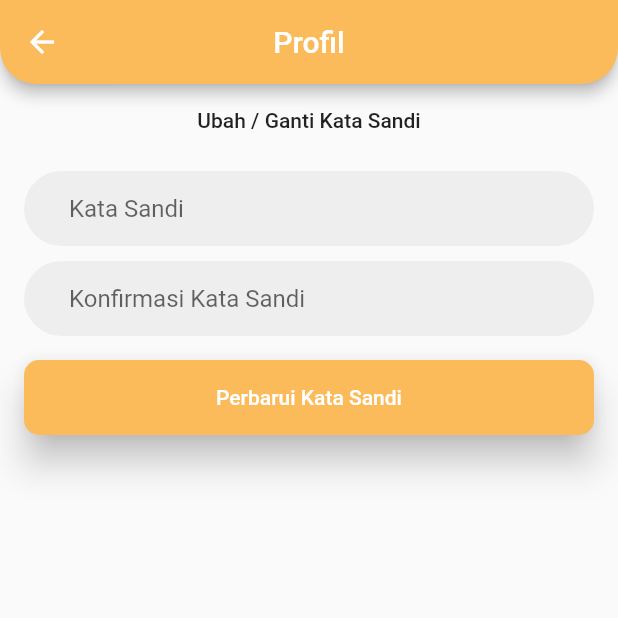
After one commit to bagasbest/Lapor, a Flutter app: the ProfileScreen screen opened directly, after a tap on "Ubah Kata Sandi", on a phone screen of 412 x 824 dp, the top half of it. The commit adds this screen. Run offline on Flutter 3.47's test engine with Material 2 defaults, Android fonts, the phone set to English and light mode, and no system bars; our stand-ins replace cloud_firestore, dotted_border, firebase_auth, firebase_core, firebase_storage, flutter_spinkit and 5 more; accounts and stored records are empty; Roboto replaces fonts that are missing (Poppins).

Commit message:
change password by user, show laporan user side just itself

```diff
--- a/lib/database/database_service.dart
+++ b/lib/database/database_service.dart
@@ -35,7 +35,7 @@ class DatabaseService {
   }
 
   static void uploadReport(String title, String pengaduan, String address,
-      latitude, longitude, String image, String name) {
+      latitude, longitude, String image, String name, String userId) {
     try {
       var timeInMillis = DateTime.now().millisecondsSinceEpoch;
       FirebaseFirestore.instance
@@ -51,6 +51,7 @@ class DatabaseService {
         'image': image,
         'status': 'Belum Ditanggapi',
         'name': name,
+        'userId': userId,
       });
       toast('Berhasil menambahkan laporan baru');
     } catch (error) {
--- a/lib/homepage/pengaduan/pengaduan_screen.dart
+++ b/lib/homepage/pengaduan/pengaduan_screen.dart
@@ -288,6 +288,7 @@ class _PengaduanScreenState extends State<PengaduanScreen> {
                             ? await DatabaseService.uploadImageReport(_image!)
                             : null;
 
+                        String userId = FirebaseAuth.instance.currentUser!.uid;
                         DatabaseService.uploadReport(
                           _title.text,
                           _pengaduan.text,
@@ -296,6 +297,7 @@ class _PengaduanScreenState extends State<PengaduanScreen> {
                           _longitude,
                           (url != null) ? url : '',
                           name,
+                          userId,
                         );
 
                         setState(() {
--- /dev/null
+++ b/lib/homepage/profile/profile_change_password_screen.dart
@@ -0,0 +1,255 @@
+import 'package:cloud_firestore/cloud_firestore.dart';
+import 'package:firebase_auth/firebase_auth.dart';
+import 'package:flutter/material.dart';
+import 'package:flutter_spinkit/flutter_spinkit.dart';
+import 'package:lapor/homepage/homepage_screen.dart';
+
+import '../../auth/login_screen.dart';
+
+class ProfileChangePasswordScreen extends StatefulWidget {
+  final String email;
+  final String password;
+
+  ProfileChangePasswordScreen({
+    required this.email,
+    required this.password,
+  });
+
+  @override
+  State<ProfileChangePasswordScreen> createState() =>
+      _ProfileChangePasswordScreenState();
+}
+
+class _ProfileChangePasswordScreenState
+    extends State<ProfileChangePasswordScreen> {
+  var _password = TextEditingController();
+  var _confPassword = TextEditingController();
+  bool _visible = false;
+  final _formKey = GlobalKey<FormState>();
+
+  @override
+  Widget build(BuildContext context) {
+    return Scaffold(
+      appBar: AppBar(
+        title: Text(
+          'Profil',
+        ),
+        leading: IconButton(
+          icon: Icon(
+            Icons.arrow_back,
+            color: Colors.white,
+          ),
+          onPressed: () => Navigator.of(context).pop(),
+        ),
+        centerTitle: true,
+        backgroundColor: Color(0xfffbbb5b),
+        shape: RoundedRectangleBorder(
+          borderRadius: BorderRadius.only(
+            bottomLeft: Radius.circular(24),
+            bottomRight: Radius.circular(24),
+          ),
+        ),
+      ),
+      body: Form(
+        key: _formKey,
+        child: Column(
+          children: [
+            const SizedBox(
+              height: 16,
+            ),
+            Text(
+              'Ubah / Ganti Kata Sandi',
+              textAlign: TextAlign.start,
+              style: TextStyle(fontWeight: FontWeight.w500),
+            ),
+            const SizedBox(
+              height: 16,
+            ),
+
+            /// PASSWORD BARU
+            Container(
+              margin: const EdgeInsets.only(top: 10, left: 16, right: 16),
+              padding: const EdgeInsets.symmetric(horizontal: 30, vertical: 1),
+              decoration: BoxDecoration(
+                color: Colors.grey[200],
+                borderRadius: BorderRadius.circular(30),
+              ),
+              child: TextFormField(
+                controller: _password,
+                keyboardType: TextInputType.text,
+                obscureText: true,
+                autovalidateMode: AutovalidateMode.onUserInteraction,
+                decoration: const InputDecoration(
+                  hintText: 'Kata Sandi',
+                  border: InputBorder.none,
+                ),
+                validator: (value) {
+                  if (value!.isEmpty) {
+                    return 'Kata sandi tidak boleh kosong';
+                  } else if (value.length < 6) {
+                    return 'Kata sandi minimal 6 karakter';
+                  } else {
+                    return null;
+                  }
+                },
+              ),
+            ),
+
+            /// PASSWORD BARU
+            Container(
+              margin: const EdgeInsets.only(top: 10, left: 16, right: 16),
+              padding: const EdgeInsets.symmetric(horizontal: 30, vertical: 1),
+              decoration: BoxDecoration(
+                color: Colors.grey[200],
+                borderRadius: BorderRadius.circular(30),
+              ),
+              child: TextFormField(
+                controller: _confPassword,
+                obscureText: true,
+                keyboardType: TextInputType.text,
+                autovalidateMode: AutovalidateMode.onUserInteraction,
+                decoration: const InputDecoration(
+                  hintText: 'Konfirmasi Kata Sandi',
+                  border: InputBorder.none,
+                ),
+                validator: (value) {
+                  if (value!.isEmpty) {
+                    return 'Kata sandi tidak boleh kosong';
+                  } else if (value.length < 6) {
+                    return 'Kata sandi minimal 6 karakter';
+                  } else {
+                    return null;
+                  }
+                },
+              ),
+            ),
+
+            SizedBox(
+              height: 16,
+            ),
+
+            Visibility(
+              visible: _visible,
+              child: const SpinKitRipple(
+                color: Color(0xfffbbb5b),
+              ),
+            ),
+
+            Container(
+              width: MediaQuery.of(context).size.width,
+              height: 50,
+              margin: EdgeInsets.symmetric(
+                horizontal: 16,
+              ),
+              child: ElevatedButton(
+                onPressed: () async {
+                  if (_formKey.currentState!.validate()) {
+                    setState(() {
+                      _visible = true;
+                    });
+
+                    if (_password.text == _confPassword.text) {
+                      try {
+                        reAuthenticatePassword();
+                      } catch (e) {
+                        setState(() {
+                          _visible = false;
+                        });
+                        toast('Email atau password salah');
+                        print(e.toString());
+                      }
+                    } else {
+                      setState(() {
+                        _visible = false;
+                      });
+                      toast('Kata sandi tidak sama');
+                    }
+                  }
+                },
+                child: Text(
+                  'Perbarui Kata Sandi',
+                  style: TextStyle(
+                    color: Colors.white,
+                  ),
+                ),
+                style: ElevatedButton.styleFrom(
+                  primary: Color(0xfffbbb5b),
+                  shape: RoundedRectangleBorder(
+                    borderRadius: BorderRadius.circular(10),
+                  ),
+                  elevation: 10.0,
+                ),
+              ),
+            )
+          ],
+        ),
+      ),
+    );
+  }
+
+  Future<void> reAuthenticatePassword() async {
+    final user = await FirebaseAuth.instance.currentUser;
+    final cred = await EmailAuthProvider.credential(
+        email: widget.email, password: widget.password);
+
+    await user!.reauthenticateWithCredential(cred).then((value) {
+      user.updatePassword(_confPassword.text).then((_) {
+        //Success, do something
+
+        showSuccessChangePassword(user);
+      }).catchError((error) {
+        setState(() {
+          _visible = false;
+        });
+        //Error, show something
+        toast('Catch: Gagal memperbarui kata sandi!');
+      });
+    }).catchError((err) {
+      setState(() {
+        _visible = false;
+      });
+      toast('Error: Gagal memperbarui kata sandi!');
+    });
+  }
+
+  showSuccessChangePassword(User user) async {
+    await FirebaseFirestore.instance
+        .collection("users")
+        .doc(user.uid)
+        .update({'password': _confPassword.text}).then((_) {
+      _showMyDialog('Sukses Memperbarui Kata Sandi',
+          'Kata sandi anda telah diperbarui, jika anda Log-in pastikan anda menggunakan kata sandi yang baru!');
+    }).catchError((e) {
+      _showMyDialog('Gagal Memperbarui Kata Sandi', e.toString());
+    });
+  }
+
+  Future<void> _showMyDialog(String title, String message) async {
+    return showDialog<void>(
+      context: context,
+      barrierDismissible: false, // user must tap button!
+      builder: (BuildContext context) {
+        return AlertDialog(
+          title: Text(title),
+          content: SingleChildScrollView(
+              child: Text(message, textAlign: TextAlign.start)),
+          actions: <Widget>[
+            TextButton(
+              child: const Text('OKE'),
+              onPressed: () {
+                setState(() {
+                  _visible = false;
+                });
+                Navigator.of(context).pop();
+                Navigator.of(context).pushAndRemoveUntil(
+                    MaterialPageRoute(
+                        builder: (context) => const HomepageScreen()),
+                    (Route<dynamic> route) => false);
+              },
+            ),
+          ],
+        );
+      },
+    );
+  }
+}
--- a/lib/homepage/profile/profile_screen.dart
+++ b/lib/homepage/profile/profile_screen.dart
@@ -1,6 +1,7 @@
 import 'package:cloud_firestore/cloud_firestore.dart';
 import 'package:firebase_auth/firebase_auth.dart';
 import 'package:flutter/material.dart';
+import 'package:lapor/homepage/profile/profile_change_password_screen.dart';
 
 class ProfileScreen extends StatefulWidget {
   const ProfileScreen({Key? key}) : super(key: key);
@@ -13,6 +14,7 @@ class _ProfileScreenState extends State<ProfileScreen> {
   var _name = TextEditingController();
   var _email = TextEditingController();
   var _phone = TextEditingController();
+  String _password = "";
 
   @override
   void initState() {
@@ -31,6 +33,7 @@ class _ProfileScreenState extends State<ProfileScreen> {
       _name.text = data!['name'];
       _email.text = data['email'];
       _phone.text = data['phone'];
+      _password = data['password'];
     }
     setState(() {});
   }
@@ -130,6 +133,39 @@ class _ProfileScreenState extends State<ProfileScreen> {
               ),
             ),
           ),
+          SizedBox(
+            height: 16,
+          ),
+          Container(
+            width: MediaQuery.of(context).size.width,
+            margin: EdgeInsets.only(
+              left: 16,
+              right: 16,
+            ),
+            child: ElevatedButton(
+              child: Text(
+                'Ubah Kata Sandi',
+                style: TextStyle(
+                  color: Colors.white,
+                  fontWeight: FontWeight.bold,
+                ),
+              ),
+              style: ElevatedButton.styleFrom(
+                primary: Color(0xfffbbb5b),
+                elevation: 10.0,
+                shape: RoundedRectangleBorder(
+                  borderRadius: BorderRadius.circular(10),
+                ),
+              ),
+              onPressed: () {
+                Route route = MaterialPageRoute(
+                  builder: (context) => ProfileChangePasswordScreen(
+                      email: _email.text, password: _password),
+                );
+                Navigator.push(context, route);
+              },
+            ),
+          )
         ],
       ),
     );
```
Also changed, not shown: lib/homepage/daftar_pengaduan/list_screen.dart (+33 -6 lines), pubspec.lock.
